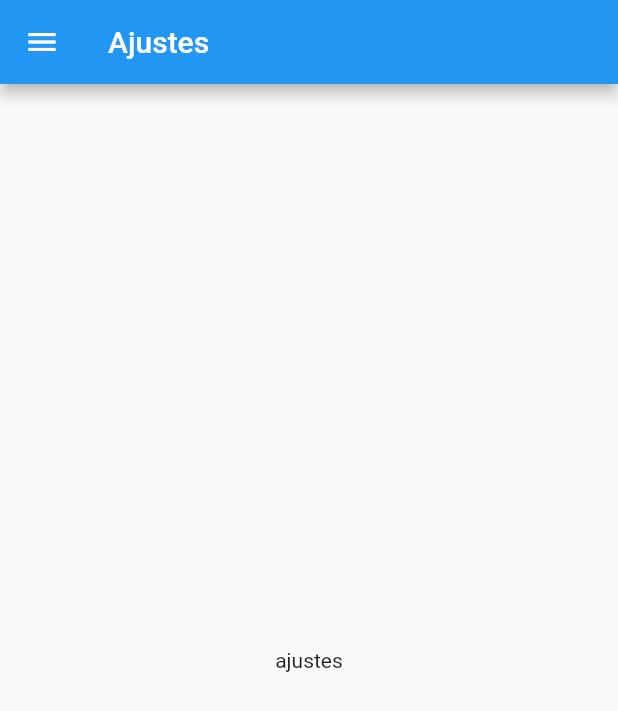
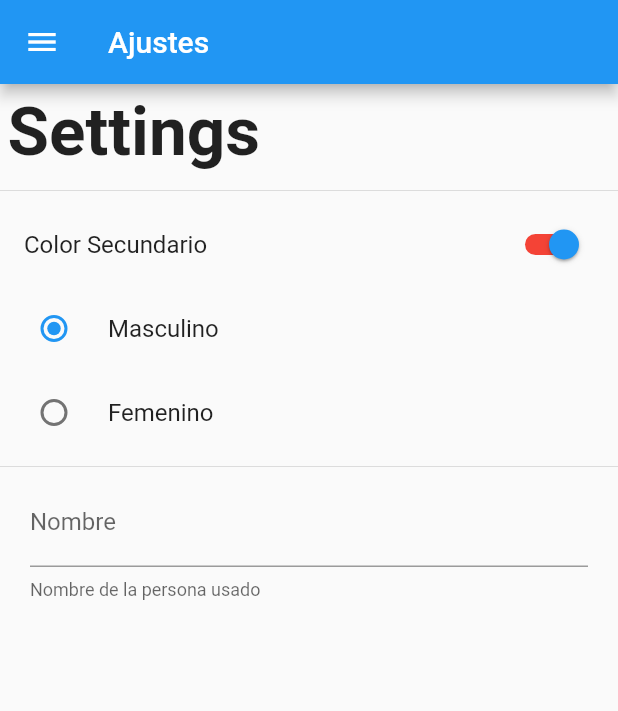
Before and after one commit to kervisvasquez1993/preferencias, a Flutter app: the SettingsPage screen opened by its route, on a phone screen of 412 x 824 dp. Shown: the top 711 px of the screen. Run offline on Flutter 3.47's test engine with Material 2 defaults, Android fonts, the phone set to English and light mode, and no system bars.

Commit message:
agregamos commit de preferencias

```diff
--- a/lib/src/page/SettingsPage.dart
+++ b/lib/src/page/SettingsPage.dart
@@ -1,6 +1,7 @@
 import 'package:flutter/material.dart';
 import 'package:preferencias_git/src/wigdget/menuWidget.dart';
-class SettingsPage extends StatelessWidget {
+class SettingsPage extends StatelessWidget
+{
 
   static final String routeName = 'settings';
   @override
@@ -11,8 +12,48 @@ class SettingsPage extends StatelessWidget {
       ),
       drawer: Menu(),
 
-      body: Center(
-        child : Text('ajustes'),
+      body: ListView(
+        children: <Widget>[
+          Container(
+            padding: EdgeInsets.all(5.0),
+            child: Text('Settings', style: TextStyle( fontSize: 45.0, fontWeight: FontWeight.bold))
+            ),
+            Divider(),
+            SwitchListTile
+            (
+                value: true,
+                activeTrackColor: Colors.red,
+                inactiveThumbColor: Colors.green,
+                title: Text('Color Secundario'),
+                onChanged: (value){},
+            ),
+            RadioListTile(
+              value: 1,
+              title: Text('Masculino'),
+              groupValue: 1,
+              onChanged: (value){},
+            ),
+            RadioListTile(
+              value: 1,
+              title: Text('Femenino'),
+              groupValue: 2,
+              onChanged: (value){},
+            ),
+            Divider(),
+            Container(
+              padding: EdgeInsets.symmetric(horizontal: 20.0),
+              child: TextField(
+                decoration: InputDecoration(
+                  labelText: 'Nombre',
+                  helperText: 'Nombre de la persona usado'
+                ),
+                onChanged: (value){
+
+                },
+              ) ,
+            )
+        ],
+
       )
 
     );
```
